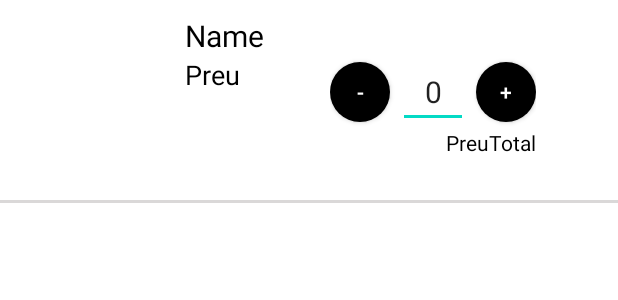
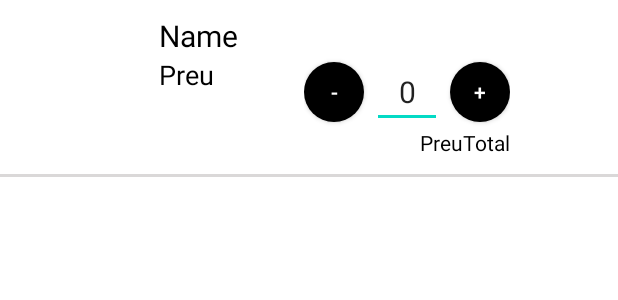
Before and after one commit to inspedralbes/transversal-tr1-2023-2024-app-android-proyecto1gr2, an Android app: the layout producte_view.xml on its own in the app's theme, with its tools: preview values and no code run, on a phone screen of 412 x 824 dp. Shown: the top 300 px of the screen. Run offline under Robolectric (Android 15) with nearby library versions, the phone set to English and light mode, and no system bars.

```diff
--- a/app/src/main/java/com/example/projectesupermercat/BasicActivity.java
+++ b/app/src/main/java/com/example/projectesupermercat/BasicActivity.java
@@ -14,6 +14,7 @@ import android.widget.RelativeLayout;
 import android.widget.TextView;
 import android.widget.Toast;
 
+import androidx.appcompat.app.AppCompatDelegate;
 import androidx.navigation.NavController;
 import androidx.navigation.Navigation;
 import androidx.navigation.ui.AppBarConfiguration;
@@ -46,6 +47,8 @@ public class BasicActivity extends AppCompatActivity implements TotalPriceListen
     @Override
     protected void onCreate(Bundle savedInstanceState) {
         super.onCreate(savedInstanceState);
+        AppCompatDelegate.setDefaultNightMode(AppCompatDelegate.MODE_NIGHT_NO);
+
         binding = ActivityBasicBinding.inflate(getLayoutInflater());
         setContentView(binding.getRoot());
 
--- a/app/src/main/java/com/example/projectesupermercat/MainActivity.java
+++ b/app/src/main/java/com/example/projectesupermercat/MainActivity.java
@@ -40,7 +40,7 @@ public class MainActivity extends AppCompatActivity {
                 EditText emailText = findViewById(R.id.emailEditText);
                 EditText passwordText = findViewById(R.id.passwordEditText);
                 user.setEmail(emailText.getText().toString());
-                user.setPassword(passwordText.getText().toString());
+                user.setPasswordCypher(passwordText.getText().toString());
                 configurarApi();
                 Call<Usuari> call = getApiService().login(user);
                 call.enqueue(new Callback<Usuari>() {
--- a/app/src/main/res/layout/producte_view.xml
+++ b/app/src/main/res/layout/producte_view.xml
@@ -6,8 +6,8 @@
     xmlns:tools="http://schemas.android.com/tools">
 
     <ImageView
-        android:layout_width="113dp"
-        android:layout_height="113dp"
+        android:layout_width="96dp"
+        android:layout_height="96dp"
         android:layout_marginRight="10dp"
         android:layout_centerVertical="true"
         android:id="@+id/imageView"/>
@@ -53,7 +53,8 @@
             android:text="0"
             android:textSize="20dp"
             android:textAlignment="center"
-            android:inputType="number" />
+            android:inputType="number"
+            android:maxLength="3"/>
 
         <Button
             android:id="@+id/plusButton"
```
Also changed, not shown: app/src/main/java/com/example/projectesupermercat/MyAdapter.java (+30 -5 lines).
